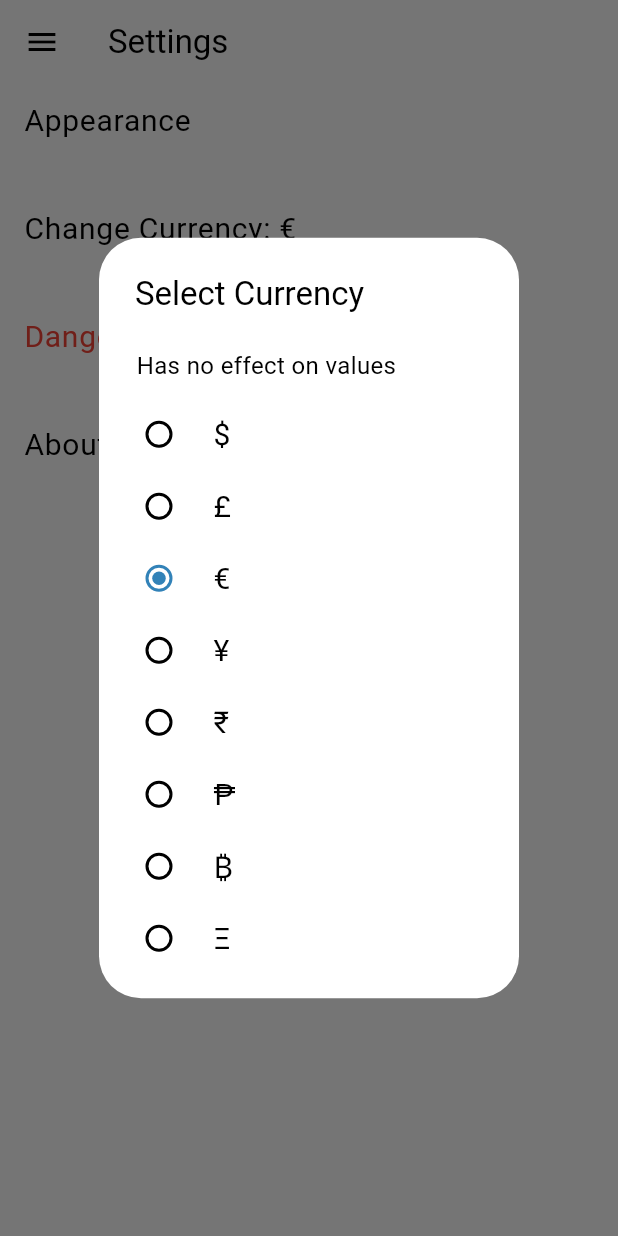
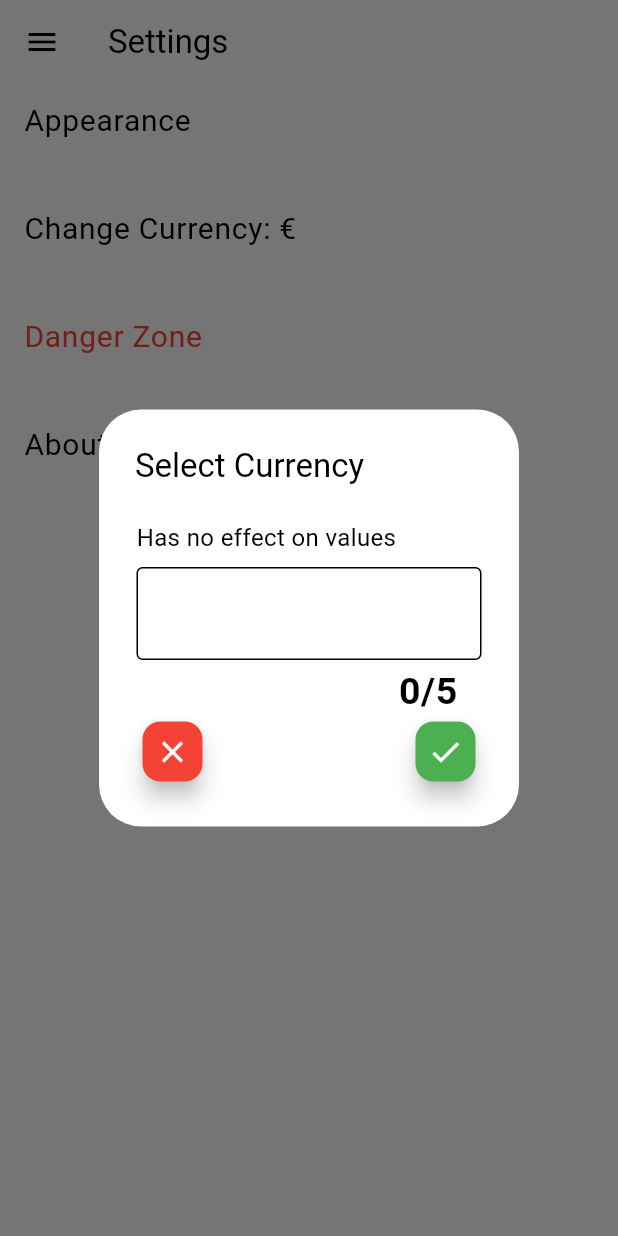
Before and after one commit to budgetiser/budgetiser, a Flutter app: the SettingsScreen screen opened by its route, after a tap on an icon or button, on a phone screen of 412 x 824 dp. Run offline on Flutter 3.47's test engine with Material 2 defaults, Android fonts, the phone set to English and light mode, and no system bars; our stand-ins replace flutter_colorpicker, flutter_markdown, jiffy, package_info_plus, percent_indicator, shared_preferences and 1 more; missing offline and left inert: equations; accounts and stored records are empty.

Commit message:
change currency selector as textinput

```diff
--- a/lib/screens/settings/settings_screen.dart
+++ b/lib/screens/settings/settings_screen.dart
@@ -5,39 +5,6 @@ import 'package:budgetiser/shared/services/setting_currency.dart';
 import 'package:budgetiser/shared/services/settings_stream.dart';
 import 'package:flutter/material.dart';
 import 'package:shared_preferences/shared_preferences.dart';
-
-enum CurrencySymbol {
-  dollar,
-  pound,
-  euro,
-  yen,
-  rupee,
-  peso,
-  bitcoin,
-  ethereum;
-
-  @override
-  String toString() {
-    switch (this) {
-      case CurrencySymbol.dollar:
-        return '\$';
-      case CurrencySymbol.pound:
-        return '£';
-      case CurrencySymbol.euro:
-        return '€';
-      case CurrencySymbol.yen:
-        return '¥';
-      case CurrencySymbol.peso:
-        return '₱';
-      case CurrencySymbol.rupee:
-        return '₹';
-      case CurrencySymbol.bitcoin:
-        return '₿';
-      case CurrencySymbol.ethereum:
-        return 'Ξ';
-    }
-  }
-}
 
 class SettingsScreen extends StatefulWidget {
   static String routeID = 'settings';
@@ -51,7 +18,9 @@ class SettingsScreen extends StatefulWidget {
 
 class _SettingsScreenState extends State<SettingsScreen> {
   String? _selectedDarkModeValue;
-  String _selectedCurrency = CurrencySymbol.euro.toString();
+  String _selectedCurrency = '€';
+  final _currencyFormKey = GlobalKey<FormState>();
+  final inputControllerCurrency = TextEditingController(text: '');
 
   @override
   void initState() {
@@ -130,28 +99,67 @@ class _SettingsScreenState extends State<SettingsScreen> {
                   context: context,
                   builder: (BuildContext context) {
                     return SimpleDialog(
-                      title: const Row(
-                        mainAxisAlignment: MainAxisAlignment.spaceBetween,
-                        children: [
-                          Text('Select Currency'),
-                        ],
-                      ),
+                      title: const Text('Select Currency'),
                       children: [
-                        const Padding(
-                          padding: EdgeInsets.symmetric(
+                        Padding(
+                          padding: const EdgeInsets.symmetric(
                             horizontal: 25,
                             vertical: 10,
                           ),
-                          child: Text(
-                            'Has no effect on values',
-                            style: TextStyle(fontSize: 16.0),
+                          child: Column(
+                            crossAxisAlignment: CrossAxisAlignment.start,
+                            children: [
+                              const Text(
+                                'Has no effect on values',
+                                style: TextStyle(fontSize: 16.0),
+                              ),
+                              const SizedBox(height: 8),
+                              TextFormField(
+                                key: _currencyFormKey,
+                                controller: inputControllerCurrency,
+                                maxLength: 5,
+                                onFieldSubmitted: (value) {
+                                  setState(() {
+                                    _selectedCurrency = value.toString();
+                                  });
+                                  SettingsCurrencyHandler()
+                                      .setCurrency(value.toString());
+                                  Navigator.of(context).pop();
+                                },
+                              ),
+                              Row(
+                                mainAxisAlignment:
+                                    MainAxisAlignment.spaceBetween,
+                                children: [
+                                  FloatingActionButton(
+                                    onPressed: () {
+                                      Navigator.pop(context);
+                                    },
+                                    backgroundColor: Colors.red,
+                                    mini: true,
+                                    child: const Icon(Icons.close),
+                                  ),
+                                  FloatingActionButton(
+                                    onPressed: () {
+                                      setState(() {
+                                        _selectedCurrency =
+                                            inputControllerCurrency.text
+                                                .toString();
+                                      });
+                                      SettingsCurrencyHandler().setCurrency(
+                                          inputControllerCurrency.text
+                                              .toString());
+                                      Navigator.pop(context);
+                                    },
+                                    backgroundColor: Colors.green,
+                                    mini: true,
+                                    child: const Icon(Icons.check),
+                                  ),
+                                ],
+                              ),
+                            ],
                           ),
-                        ),
-                        for (var value in CurrencySymbol.values)
-                          currencyRadioItem(
-                            context,
-                            currencySymbol: value.toString(),
-                          ),
+                        )
                       ],
                     );
                   },
@@ -194,25 +202,4 @@ class _SettingsScreenState extends State<SettingsScreen> {
       ),
     );
   }
-
-  ListTile currencyRadioItem(
-    BuildContext context, {
-    required String currencySymbol,
-  }) {
-    return ListTile(
-      title: Text(currencySymbol),
-      visualDensity: VisualDensity.compact,
-      leading: Radio(
-        value: currencySymbol,
-        groupValue: _selectedCurrency,
-        onChanged: (value) {
-          setState(() {
-            _selectedCurrency = value.toString();
-          });
-          SettingsCurrencyHandler().setCurrency(value.toString());
-          Navigator.of(context).pop();
-        },
-      ),
-    );
-  }
 }
```
